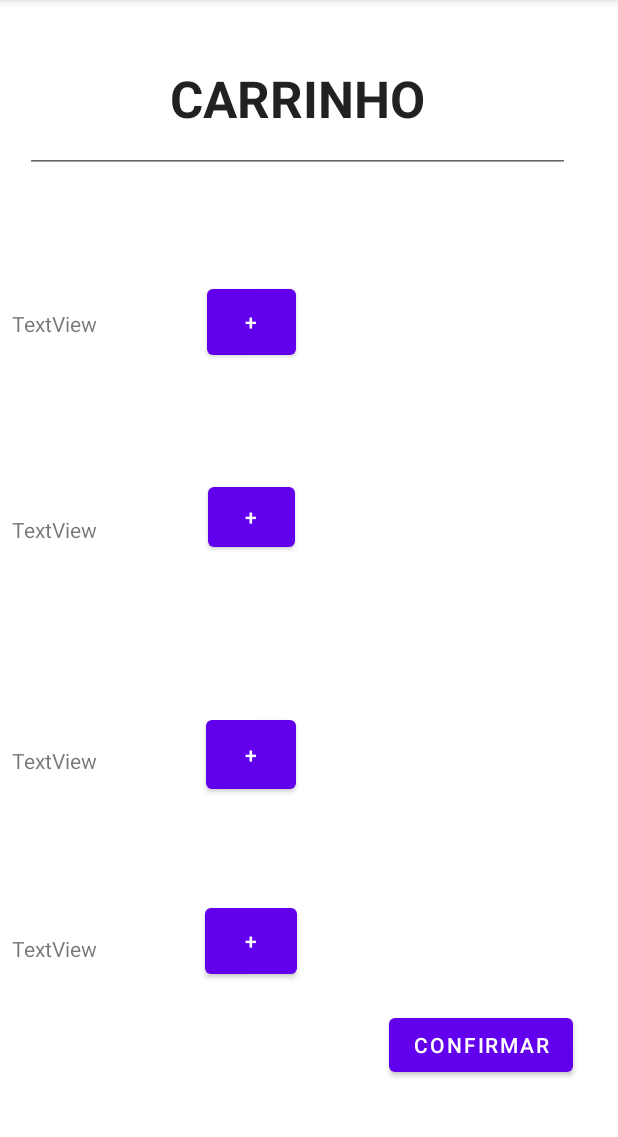
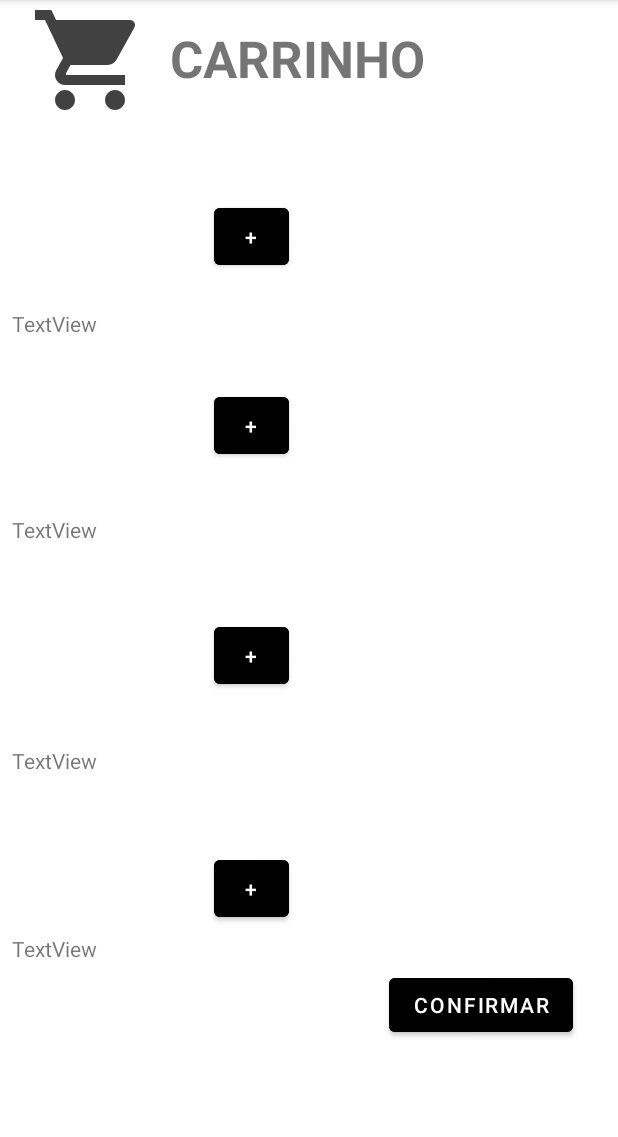
Before and after one commit to lucasnichals/churraspetV4, an Android app: the carrinho screen opened directly, with no data from a screen before it, on a phone screen of 412 x 824 dp, the part 84-1221 px from its top. Run offline under Robolectric (Android 15) with nearby library versions, the phone set to English and light mode, and no system bars; 3 statements that could not run were skipped.

Commit message:
refrag 1/n

```diff
--- /dev/null
+++ b/app/src/main/res/drawable/ic_shp_cart.xml
@@ -0,0 +1,5 @@
+<vector android:height="24dp" android:tint="#414141"
+    android:viewportHeight="24" android:viewportWidth="24"
+    android:width="24dp" xmlns:android="http://schemas.android.com/apk/res/android">
+    <path android:fillColor="@android:color/white" android:pathData="M7,18c-1.1,0 -1.99,0.9 -1.99,2S5.9,22 7,22s2,-0.9 2,-2 -0.9,-2 -2,-2zM1,2v2h2l3.6,7.59 -1.35,2.45c-0.16,0.28 -0.25,0.61 -0.25,0.96 0,1.1 0.9,2 2,2h12v-2L7.42,15c-0.14,0 -0.25,-0.11 -0.25,-0.25l0.03,-0.12 0.9,-1.63h7.45c0.75,0 1.41,-0.41 1.75,-1.03l3.58,-6.49c0.08,-0.14 0.12,-0.31 0.12,-0.48 0,-0.55 -0.45,-1 -1,-1L5.21,4l-0.94,-2L1,2zM17,18c-1.1,0 -1.99,0.9 -1.99,2s0.89,2 1.99,2 2,-0.9 2,-2 -0.9,-2 -2,-2z"/>
+</vector>
--- a/app/src/main/res/layout/activity_carrinho.xml
+++ b/app/src/main/res/layout/activity_carrinho.xml
@@ -50,10 +50,18 @@
         app:layout_constraintStart_toStartOf="parent"
         app:layout_constraintTop_toBottomOf="@+id/textP2" />
 
-    <EditText
+
+    <ImageView
+        android:layout_width="120dp"
+        android:layout_height="80dp"
+        android:src="@drawable/ic_shp_cart"
+        app:layout_constraintTop_toTopOf="parent"
+        app:layout_constraintStart_toStartOf="parent"/>
+
+    <TextView
         android:id="@+id/editCarrinho"
-        android:layout_width="363dp"
-        android:layout_height="99dp"
+        android:layout_width="match_parent"
+        android:layout_height="wrap_content"
         android:layout_marginStart="16dp"
         android:layout_marginTop="16dp"
         android:layout_marginEnd="32dp"
@@ -69,44 +77,47 @@
 
     <Button
         android:id="@+id/bAdicionar1"
-        android:layout_width="59dp"
-        android:layout_height="56dp"
+        android:layout_width="50dp"
+        android:layout_height="50dp"
         android:layout_marginStart="25dp"
         android:layout_marginTop="71dp"
         android:layout_marginEnd="167dp"
         android:text="+"
+        android:backgroundTint="@color/black"
         app:layout_constraintEnd_toEndOf="parent"
         app:layout_constraintStart_toEndOf="@+id/textP1"
         app:layout_constraintTop_toBottomOf="@+id/editCarrinho" />
 
     <Button
         android:id="@+id/bAdicionar2"
-        android:layout_width="58dp"
-        android:layout_height="52dp"
+        android:layout_width="50dp"
+        android:layout_height="50dp"
         android:layout_marginStart="25dp"
         android:layout_marginTop="76dp"
         android:layout_marginEnd="167dp"
         android:text="+"
         app:layout_constraintEnd_toEndOf="parent"
+        android:backgroundTint="@color/black"
         app:layout_constraintStart_toEndOf="@+id/textP2"
         app:layout_constraintTop_toBottomOf="@+id/bAdicionar1" />
 
     <Button
         android:id="@+id/bAdicionar3"
-        android:layout_width="60dp"
-        android:layout_height="58dp"
+        android:layout_width="50dp"
+        android:layout_height="50dp"
         android:layout_marginStart="25dp"
         android:layout_marginTop="103dp"
         android:layout_marginEnd="167dp"
         android:text="+"
         app:layout_constraintEnd_toEndOf="parent"
+        android:backgroundTint="@color/black"
         app:layout_constraintStart_toEndOf="@+id/textP3"
         app:layout_constraintTop_toBottomOf="@+id/bAdicionar2" />
 
     <Button
         android:id="@+id/bAdicionar4"
-        android:layout_width="61dp"
-        android:layout_height="56dp"
+        android:layout_width="50dp"
+        android:layout_height="50dp"
         android:layout_marginStart="25dp"
         android:layout_marginTop="64dp"
         android:layout_marginEnd="167dp"
@@ -114,6 +125,7 @@
         android:text="+"
         app:layout_constraintBottom_toBottomOf="parent"
         app:layout_constraintEnd_toEndOf="parent"
+        android:backgroundTint="@color/black"
         app:layout_constraintStart_toEndOf="@+id/textP4"
         app:layout_constraintTop_toBottomOf="@+id/bAdicionar3" />
 
@@ -126,6 +138,7 @@
         android:layout_marginEnd="44dp"
         android:layout_marginBottom="29dp"
         android:text="confirmar"
+        android:backgroundTint="@color/black"
         app:layout_constraintBottom_toBottomOf="parent"
         app:layout_constraintEnd_toEndOf="parent"
         app:layout_constraintStart_toStartOf="parent"
```
Also changed, not shown: app/src/main/res/layout/activity_finalizar.xml (+6 -4 lines), app/src/main/res/layout/activity_home.xml (+5 -4 lines), app/src/main/res/layout/activity_main.xml (+5 -5 lines).
